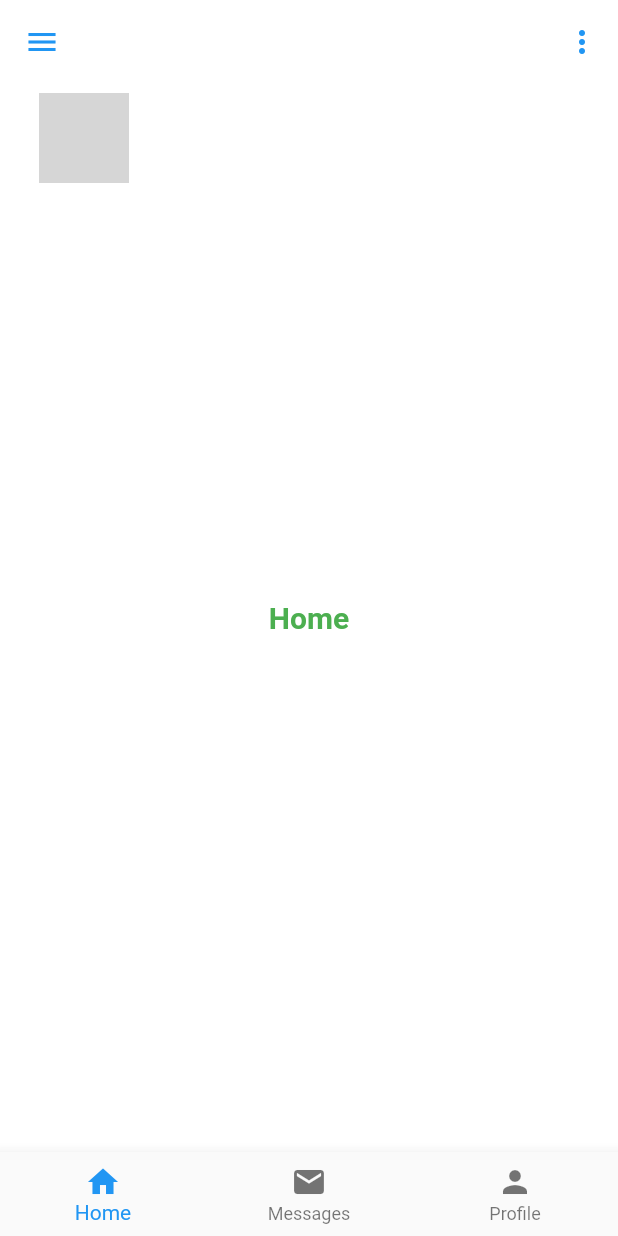
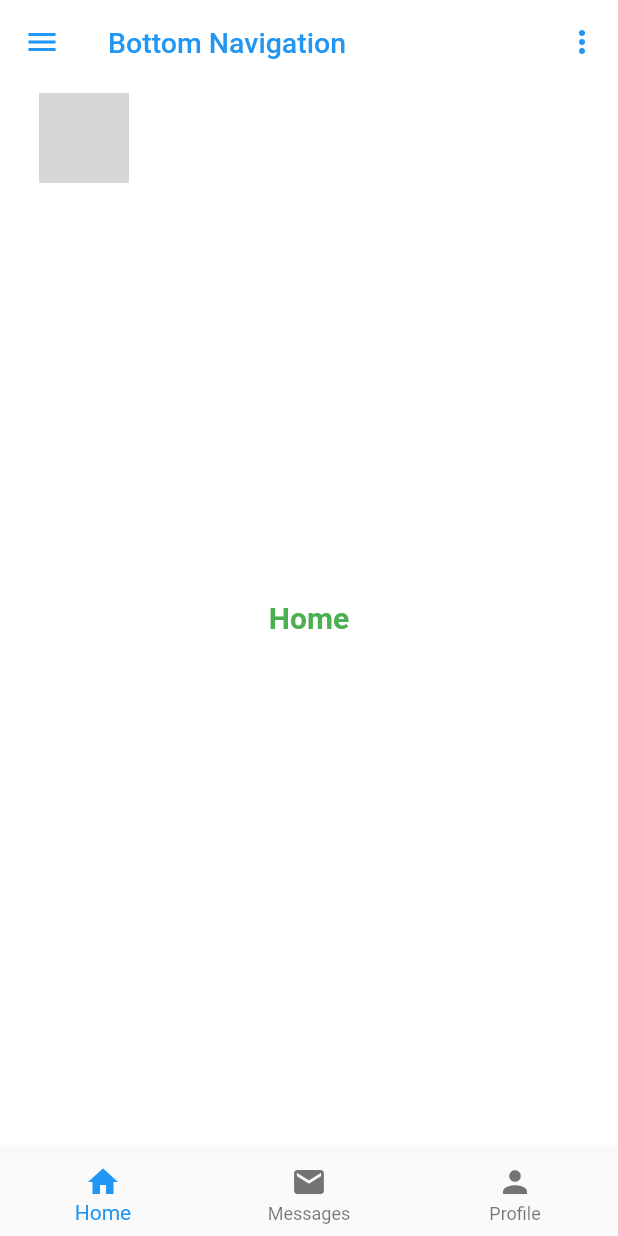
Before and after one commit to Hardik-Talaviya/my_first_flutter_app, a Flutter app: the FancyDrawerStateful screen opened directly, on a phone screen of 412 x 824 dp. Run offline on Flutter 3.47's test engine with Material 2 defaults, Android fonts, the phone set to English and light mode, and no system bars; our stand-ins replace shared_preferences; accounts and stored records are empty; network calls fail; grey boxes are pictures that could not be loaded.

Commit message:
Api Call

```diff
--- a/lib/fragments/BottomNavigation.dart
+++ b/lib/fragments/BottomNavigation.dart
@@ -1,4 +1,8 @@
 import 'package:flutter/material.dart';
+import 'package:my_first_flutter_app/pages/LoginScreen.dart';
+import 'package:my_first_flutter_app/utils/ZoomScaffold.dart';
+import 'package:provider/provider.dart';
+import 'package:shared_preferences/shared_preferences.dart';
 
 import 'bottomTabs/TabScreen.dart';
 
--- a/lib/fragments/SecondFragment.dart
+++ /dev/null
@@ -1,11 +0,0 @@
-import 'package:flutter/material.dart';
-
-class SecondFragment extends StatelessWidget {
-  @override
-  Widget build(BuildContext context) {
-    // TODO: implement build
-    return new Center(
-      child: new Text("Hello Fragment 2",style: TextStyle(fontSize: 20.0,color: Colors.blue,fontWeight: FontWeight.bold)),
-    );
-  }
-}
--- a/lib/pages/FancyDrawer.dart
+++ b/lib/pages/FancyDrawer.dart
@@ -1,6 +1,6 @@
 import 'package:flutter/material.dart';
 import 'package:my_first_flutter_app/fragments/BottomNavigation.dart';
-import 'package:my_first_flutter_app/fragments/SecondFragment.dart';
+import 'package:my_first_flutter_app/fragments/ApiCall.dart';
 import 'package:my_first_flutter_app/fragments/ThirdFragment.dart';
 import 'package:my_first_flutter_app/utils/ZoomScaffold.dart';
 import 'package:provider/provider.dart';
@@ -24,8 +24,8 @@ class FancyDrawerStateful extends StatefulWidget {
       "https://celebritypets.net/wp-content/uploads/2016/12/Adriana-Lima.jpg";
 
   final drawerItemModel = [
-    new DrawerItemModel("Bottom Navigation", Icons.alarm),
-    new DrawerItemModel("Fragment 2", Icons.info),
+    new DrawerItemModel("Bottom Navigation", Icons.navigation),
+    new DrawerItemModel("Api Call", Icons.list),
     new DrawerItemModel("Fragment 3", Icons.wallpaper)
   ];
 
@@ -50,7 +50,7 @@ class _FancyDrawerStateful extends State<FancyDrawerStateful>
         return new BottomNavigation();
         break;
       case 1:
-        return new SecondFragment();
+        return new ApiCall();
         break;
       case 2:
         return new ThirdFragment();
@@ -102,6 +102,7 @@ class _FancyDrawerStateful extends State<FancyDrawerStateful>
     return ChangeNotifierProvider(
       builder: (context) => menuController,
       child: ZoomScaffold(
+        title: widget.drawerItemModel[selectedDrawerIndex].title,
         menuScreen: GestureDetector(
           onPanUpdate: (details) {
             //on swiping left
--- a/lib/pages/NormalDrawer.dart
+++ b/lib/pages/NormalDrawer.dart
@@ -1,6 +1,6 @@
 import 'package:flutter/material.dart';
 import 'package:my_first_flutter_app/fragments/BottomNavigation.dart';
-import 'package:my_first_flutter_app/fragments/SecondFragment.dart';
+import 'package:my_first_flutter_app/fragments/ApiCall.dart';
 import 'package:my_first_flutter_app/fragments/ThirdFragment.dart';
 
 class DrawerItemModel {
@@ -12,8 +12,8 @@ class DrawerItemModel {
 
 class NormalDrawer extends StatefulWidget {
   final drawerItemModel = [
-    new DrawerItemModel("Bottom Navigation", Icons.alarm),
-    new DrawerItemModel("Fragment 2", Icons.info),
+    new DrawerItemModel("Bottom Navigation", Icons.navigation),
+    new DrawerItemModel("Api Call", Icons.list),
     new DrawerItemModel("Fragment 3", Icons.wallpaper)
   ];
 
@@ -32,7 +32,7 @@ class NormalDrawerState extends State<NormalDrawer> {
         return new BottomNavigation();
         break;
       case 1:
-        return new SecondFragment();
+        return new ApiCall();
         break;
       case 2:
         return new ThirdFragment();
--- a/lib/utils/ZoomScaffold.dart
+++ b/lib/utils/ZoomScaffold.dart
@@ -6,8 +6,10 @@ import 'package:shared_preferences/shared_preferences.dart';
 class ZoomScaffold extends StatefulWidget {
   final Widget menuScreen;
   final Layout contentScreen;
+  final String title;
 
   ZoomScaffold({
+    this.title,
     this.menuScreen,
     this.contentScreen,
   });
@@ -23,7 +25,7 @@ class _ZoomScaffoldState extends State<ZoomScaffold>
   Curve slideOutCurve = new Interval(0.0, 1.0, curve: Curves.easeOut);
   Curve slideInCurve = new Interval(0.0, 1.0, curve: Curves.easeOut);
 
-  _logout() async{
+  _logout() async {
     SharedPreferences prefs = await SharedPreferences.getInstance();
     prefs.setBool('isLogin', false);
 
@@ -34,7 +36,7 @@ class _ZoomScaffoldState extends State<ZoomScaffold>
         ));
   }
 
-  void _showDialog(String title,String content) {
+  void _showDialog(String title, String content) {
     // flutter defined function
     showDialog(
       context: context,
@@ -46,13 +48,18 @@ class _ZoomScaffoldState extends State<ZoomScaffold>
           actions: <Widget>[
             // usually buttons at the bottom of the dialog
             new FlatButton(
-              child: new Text("YES",style: TextStyle(fontWeight: FontWeight.bold,)),
+              child: new Text("YES",
+                  style: TextStyle(
+                    fontWeight: FontWeight.bold,
+                  )),
               onPressed: () {
                 Navigator.of(context).pop();
                 _logout();
               },
-            ),new FlatButton(
-              child: new Text("NO",style: TextStyle(fontWeight: FontWeight.bold)),
+            ),
+            new FlatButton(
+              child:
+                  new Text("NO", style: TextStyle(fontWeight: FontWeight.bold)),
               onPressed: () {
                 Navigator.of(context).pop();
               },
@@ -63,12 +70,12 @@ class _ZoomScaffoldState extends State<ZoomScaffold>
     );
   }
 
-  getMenuPosition(int position){
-    switch(position){
+  getMenuPosition(int position) {
+    switch (position) {
       case 1:
         break;
       case 2:
-        _showDialog("Logout","Are you sure to logout?");
+        _showDialog("Logout", "Are you sure to logout?");
         break;
     }
   }
@@ -85,6 +92,8 @@ class _ZoomScaffoldState extends State<ZoomScaffold>
         child: Scaffold(
           backgroundColor: Colors.white,
           appBar: new AppBar(
+              title: new Text(widget.title,
+                  style: new TextStyle(color: Colors.blue, fontSize: 19.0)),
               actionsIconTheme: IconThemeData(color: Colors.blue),
               backgroundColor: Colors.white,
               elevation: 0.0,
@@ -94,7 +103,8 @@ class _ZoomScaffoldState extends State<ZoomScaffold>
                     color: Colors.blue,
                   ),
                   onPressed: () {
-                    Provider.of<MenuController>(context, listen: true).toggle();
+                    Provider.of<MenuController>(context, listen: true)
+                        .toggle();
                   }),
               actions: <Widget>[
                 PopupMenuButton<int>(
@@ -108,7 +118,7 @@ class _ZoomScaffoldState extends State<ZoomScaffold>
                       child: Text("Logout"),
                     ),
                   ],
-                  onSelected: (int)=>getMenuPosition(int),
+                  onSelected: (int) => getMenuPosition(int),
                 ),
               ]),
           body: widget.contentScreen.contentBuilder(context),
--- a/pubspec.yaml
+++ b/pubspec.yaml
@@ -26,6 +26,7 @@ dependencies:
   english_words: ^3.1.0
   provider: ^2.0.0
   shared_preferences: ^0.5.6+2
+  http: ^0.11.3+16
 
 dev_dependencies:
   flutter_test:
```
Also changed, not shown: lib/fragments/ApiCall.dart (added, +86 -0 lines), pubspec.lock.
